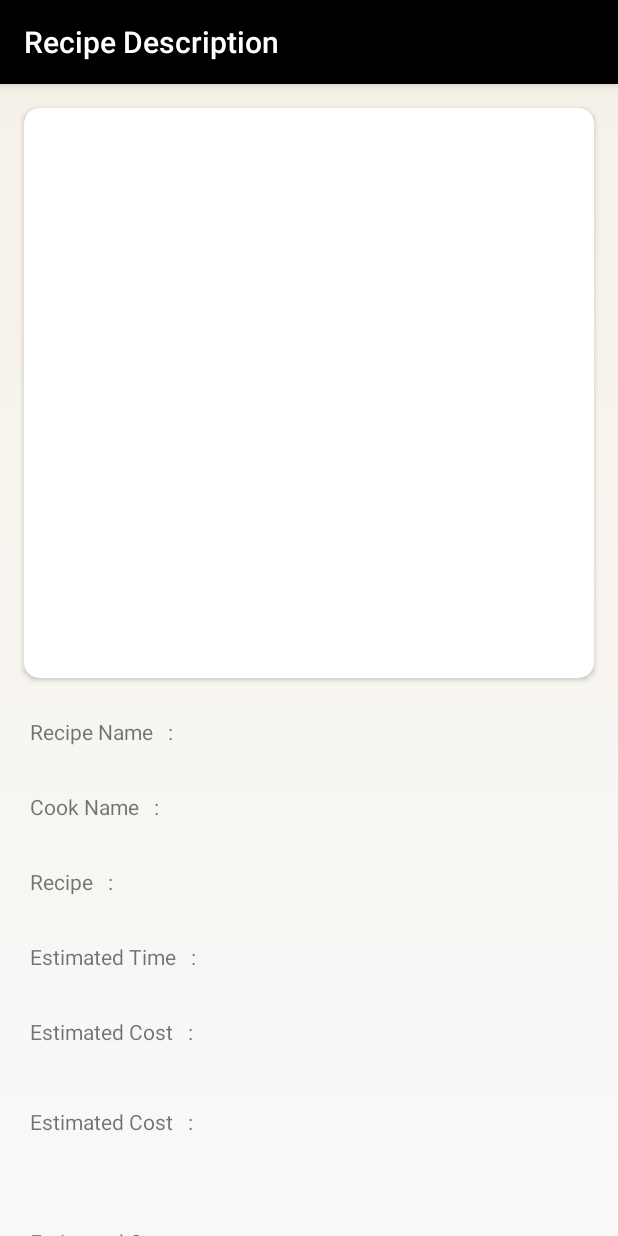
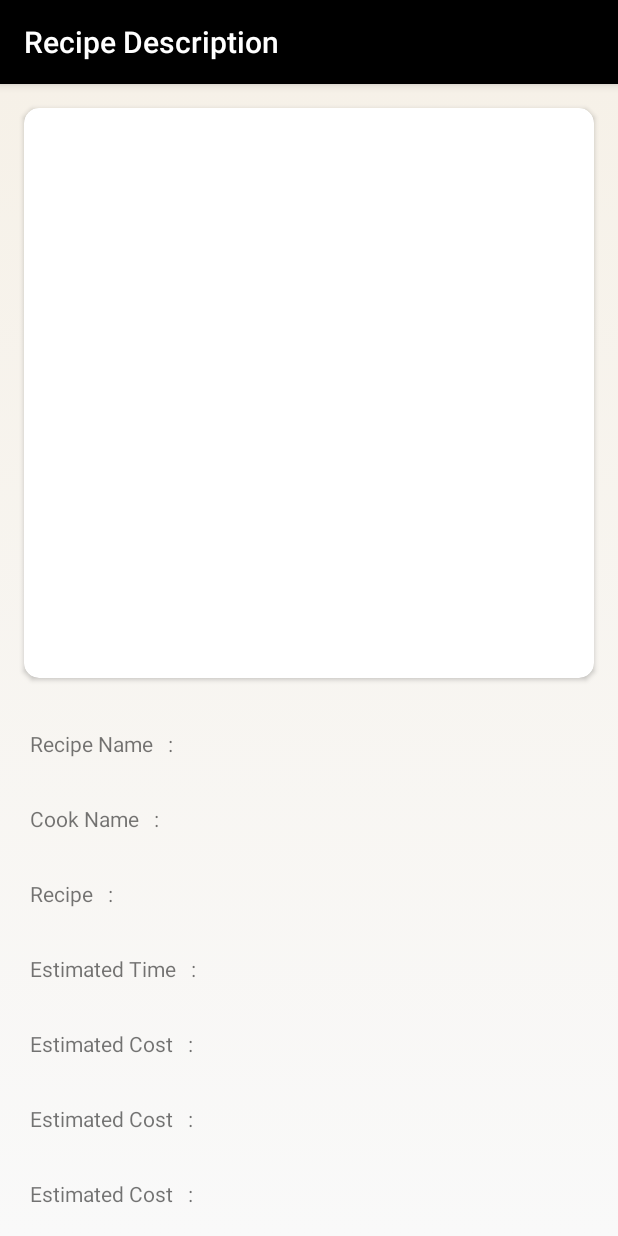
Before and after one commit to tejaspatel083/SDT_PROJECT, an Android app: the RecipeDescription screen opened directly, with no data from a screen before it, on a phone screen of 412 x 824 dp. Run offline under Robolectric (Android 15) with nearby library versions, the phone set to English and light mode, and no system bars.

Commit message:
ListItemSelected Action implemented

```diff
--- a/app/src/main/java/com/example/myrecipe_sdt/HomePage.java
+++ b/app/src/main/java/com/example/myrecipe_sdt/HomePage.java
@@ -4,6 +4,8 @@ import android.content.Intent;
 import android.os.Bundle;
 import android.view.Menu;
 import android.view.MenuItem;
+import android.view.View;
+import android.widget.AdapterView;
 import android.widget.ListView;
 import android.widget.Toast;
 
@@ -40,6 +42,16 @@ public class HomePage extends AppCompatActivity {
         arrayList.add(new RecipeNameList("Sandwich"));
 
         listView.setAdapter(adapter);
+
+
+        listView.setOnItemClickListener(new AdapterView.OnItemClickListener() {
+            @Override
+            public void onItemClick(AdapterView<?> parent, View view, int position, long id) {
+
+                Intent intent = new Intent(HomePage.this,RecipeDescription.class);
+                startActivity(intent);
+            }
+        });
 
 
 
--- a/app/src/main/res/layout/activity_recipe_description.xml
+++ b/app/src/main/res/layout/activity_recipe_description.xml
@@ -1,13 +1,20 @@
 <?xml version="1.0" encoding="utf-8"?>
-<LinearLayout xmlns:android="http://schemas.android.com/apk/res/android"
+<RelativeLayout xmlns:android="http://schemas.android.com/apk/res/android"
     xmlns:app="http://schemas.android.com/apk/res-auto"
     xmlns:tools="http://schemas.android.com/tools"
     android:layout_width="match_parent"
     android:layout_height="match_parent"
-    android:orientation="vertical"
     android:background="@drawable/gradient"
     tools:context=".RecipeDescription">
 
+
+    <ScrollView
+        android:layout_width="match_parent"
+        android:layout_height="match_parent">
+
+        <RelativeLayout
+            android:layout_width="fill_parent"
+            android:layout_height="wrap_content">
 
 
             <androidx.cardview.widget.CardView
@@ -31,17 +38,12 @@
 
             </androidx.cardview.widget.CardView>
 
-    <RelativeLayout
-        android:layout_width="match_parent"
-        android:layout_height="wrap_content"
-        android:layout_weight="20">
-
             <TextView
                 android:id="@+id/recipename_detail"
                 android:layout_width="wrap_content"
                 android:layout_height="wrap_content"
                 android:layout_marginLeft="20dp"
-            android:layout_marginTop="10dp"
+                android:layout_marginTop="430dp"
                 android:text="Recipe Name   :" />
 
             <TextView
@@ -49,7 +51,7 @@
                 android:layout_width="wrap_content"
                 android:layout_height="wrap_content"
                 android:layout_marginLeft="20dp"
-            android:layout_marginTop="60dp"
+                android:layout_marginTop="480dp"
                 android:text="Cook Name   :" />
 
             <TextView
@@ -57,7 +59,7 @@
                 android:layout_width="wrap_content"
                 android:layout_height="wrap_content"
                 android:layout_marginLeft="20dp"
-            android:layout_marginTop="110dp"
+                android:layout_marginTop="530dp"
                 android:text="Recipe   :" />
 
             <TextView
@@ -65,7 +67,7 @@
                 android:layout_width="wrap_content"
                 android:layout_height="wrap_content"
                 android:layout_marginLeft="20dp"
-            android:layout_marginTop="160dp"
+                android:layout_marginTop="580dp"
                 android:text="Estimated Time   :" />
 
             <TextView
@@ -73,7 +75,7 @@
                 android:layout_width="wrap_content"
                 android:layout_height="wrap_content"
                 android:layout_marginLeft="20dp"
-            android:layout_marginTop="210dp"
+                android:layout_marginTop="630dp"
                 android:text="Estimated Cost   :" />
 
             <TextView
@@ -81,7 +83,7 @@
                 android:layout_width="wrap_content"
                 android:layout_height="wrap_content"
                 android:layout_marginLeft="20dp"
-            android:layout_marginTop="270dp"
+                android:layout_marginTop="680dp"
                 android:text="Estimated Cost   :" />
 
             <TextView
@@ -89,10 +91,12 @@
                 android:layout_width="wrap_content"
                 android:layout_height="wrap_content"
                 android:layout_marginLeft="20dp"
-            android:layout_marginTop="350dp"
+                android:layout_marginTop="730dp"
                 android:text="Estimated Cost   :" />
+
 
         </RelativeLayout>
 
+    </ScrollView>
 
-</LinearLayout>
+</RelativeLayout>
```
Lines whose indentation alone changed are shown as unchanged.
